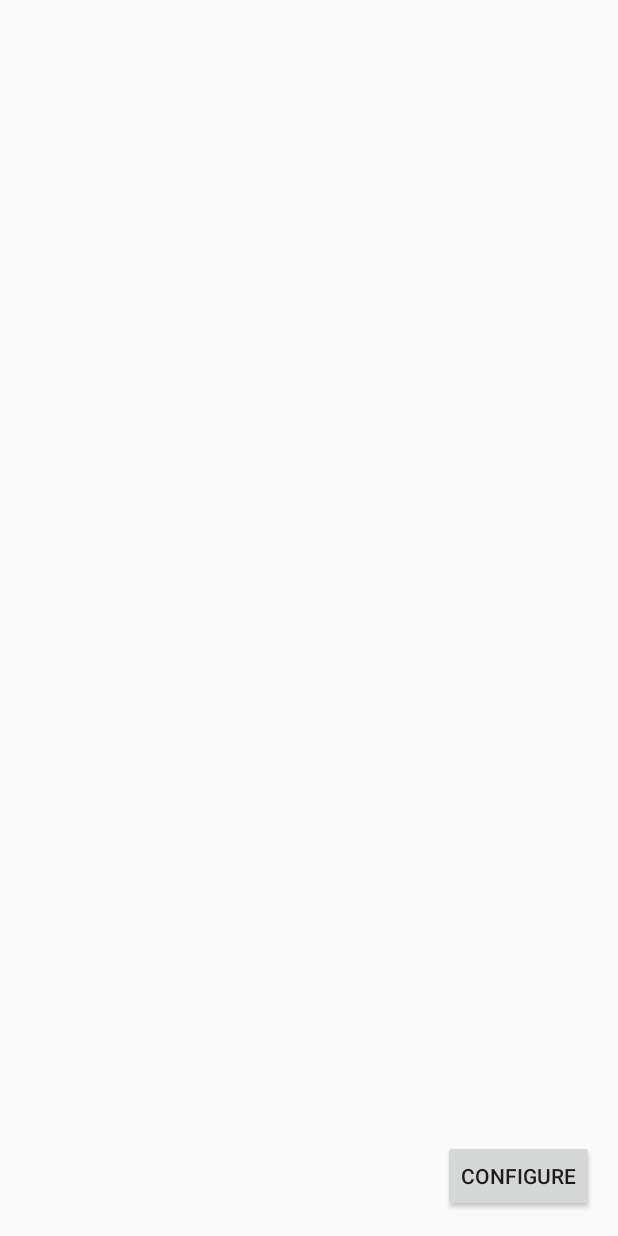
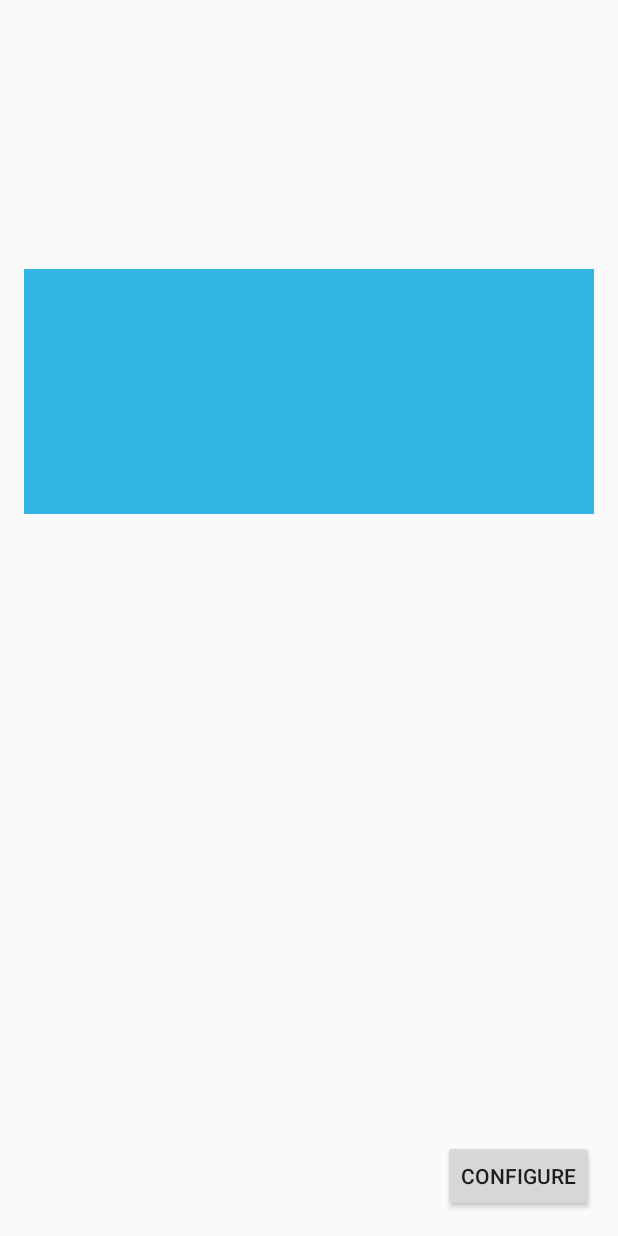
Before and after one commit to jdueitt/QEDConfigurator, an Android app: the layout activity_configure.xml on its own in the app's theme, with its tools: preview values and no code run, on a phone screen of 412 x 824 dp. Run offline under Robolectric (Android 15) with nearby library versions, the phone set to English and light mode, and no system bars.

```diff
--- a/app/src/main/res/layout/activity_configure.xml
+++ b/app/src/main/res/layout/activity_configure.xml
@@ -16,17 +16,34 @@
         android:layout_alignParentBottom="true"
         android:layout_alignParentEnd="true"
         android:layout_alignParentRight="true"
-        android:text="@string/configure" />
+        android:text="@string/configure"
+        android:onClick="startConfiguration" />
 
-    <TextView
-        android:layout_width="wrap_content"
-        android:layout_height="wrap_content"
-        android:id="@+id/configureText"
+    <LinearLayout
+        android:orientation="vertical"
+        android:layout_width="match_parent"
+        android:layout_height="match_parent"
         android:layout_alignParentTop="true"
         android:layout_alignParentLeft="true"
         android:layout_alignParentStart="true"
-        android:layout_above="@+id/configureButton"
-        android:layout_alignRight="@+id/configureButton"
-        android:layout_alignEnd="@+id/configureButton" />
+        android:weightSum="1">
+
+        <TextView
+            android:layout_width="match_parent"
+            android:layout_height="wrap_content"
+            android:id="@+id/configureText"
+            android:maxLines="10"
+            android:scrollbars="vertical"
+            android:minLines="10" />
+
+        <TextView
+            android:layout_width="match_parent"
+            android:id="@+id/resultText"
+            android:background="@android:color/holo_blue_light"
+            android:scrollbars="vertical"
+            android:maxLines="10"
+            android:layout_height="wrap_content"
+            android:minLines="10" />
+    </LinearLayout>
 
 </RelativeLayout>
```
Also changed, not shown: app/src/main/java/info/n_tuple/qedconfigurator/ConfigureActivity.java (+166 -109 lines).
